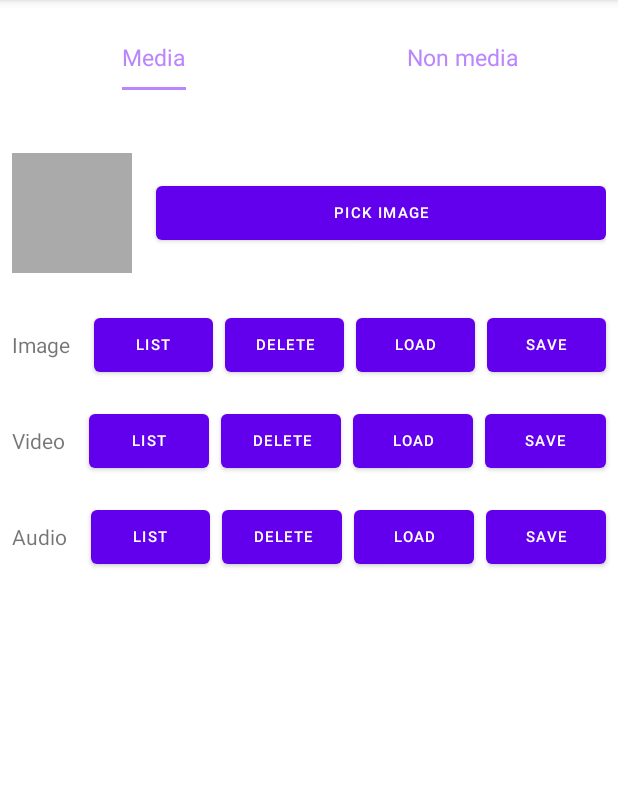
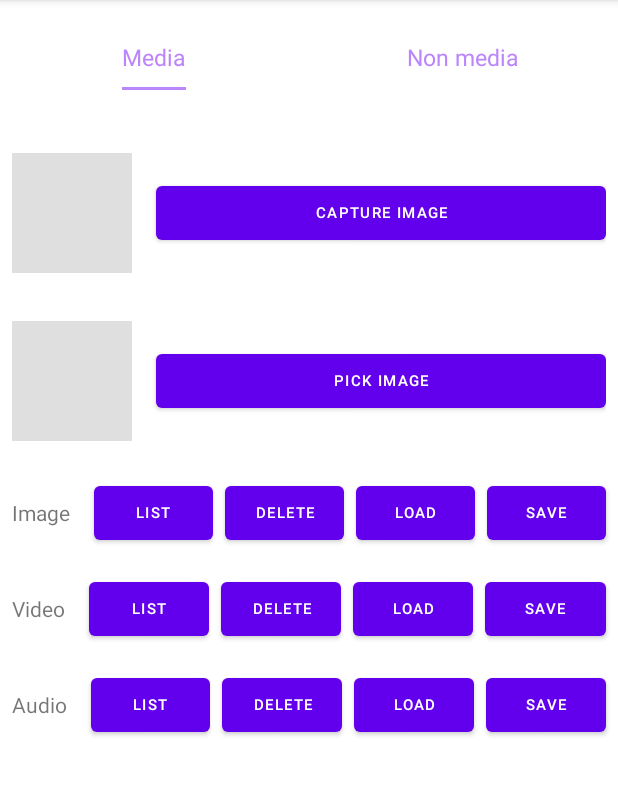
Before and after one commit to eliesfeir/android-scoped-storage, an Android app: the screen it shows after launch (MainActivity), on a phone screen of 412 x 824 dp, the part 84-880 px from its top. Run offline under Robolectric (Android 15) with nearby library versions, the phone set to English and light mode, and no system bars.

Commit message:
-added 'Capture Image' feature

```diff
--- a/app/src/main/java/com/example/scopedstorage/utils/Contants.kt
+++ b/app/src/main/java/com/example/scopedstorage/utils/Contants.kt
@@ -1,3 +1,4 @@
 package com.example.scopedstorage.utils
 
-const val PICK_IMAGE_REQUEST_CODE = 101
+const val PICK_IMAGE_REQUEST_CODE = 201
+const val ACTION_IMAGE_CAPTURE_REQUEST_CODE=202
--- /dev/null
+++ b/app/src/main/java/com/example/scopedstorage/utils/extensions/StringExtensions.kt
@@ -0,0 +1,6 @@
+package com.example.scopedstorage.utils.extensions
+
+fun String.getFileExtension(): String {
+    val filenameArray = this.split("\\.").toTypedArray()
+    return filenameArray[filenameArray.size - 1]
+}
--- a/app/src/main/res/layout/fragment_media_store.xml
+++ b/app/src/main/res/layout/fragment_media_store.xml
@@ -19,7 +19,36 @@
             android:orientation="horizontal">
 
             <ImageView
-                android:background="@android:color/darker_gray"
+                android:id="@+id/imageCapture"
+                android:layout_width="80dp"
+                android:layout_height="80dp"
+                android:layout_margin="8dp"
+                android:background="@color/gray"
+                android:scaleType="fitXY" />
+
+            <Button
+                android:id="@+id/BtnImageCapture"
+                android:layout_width="0dp"
+                android:layout_height="wrap_content"
+                android:layout_gravity="center_vertical"
+                android:layout_marginStart="8dp"
+                android:layout_weight="1"
+                android:text="Capture Image"
+                android:textSize="10sp" />
+
+        </LinearLayout>
+
+
+        <LinearLayout
+            android:layout_width="match_parent"
+            android:layout_height="wrap_content"
+            android:layout_marginTop="16dp"
+            android:layout_marginEnd="8dp"
+            android:gravity="center_horizontal"
+            android:orientation="horizontal">
+
+            <ImageView
+                android:background="@color/gray"
                 android:scaleType="fitXY"
                 android:id="@+id/imagePick"
                 android:layout_width="80dp"
--- a/app/src/main/res/values/colors.xml
+++ b/app/src/main/res/values/colors.xml
@@ -8,4 +8,5 @@
     <color name="black">#FF000000</color>
     <color name="white">#FFFFFFFF</color>
     <color name="tabBackground">#FFFFFFFF</color>
+    <color name="gray">#E0DFDF</color>
 </resources>
```
Also changed, not shown: app/src/main/java/com/example/scopedstorage/fragments/MediaStoreFragment.kt (+34 -9 lines), app/src/main/java/com/example/scopedstorage/utils/MediaStoreOperations.kt (+67 -0 lines).
